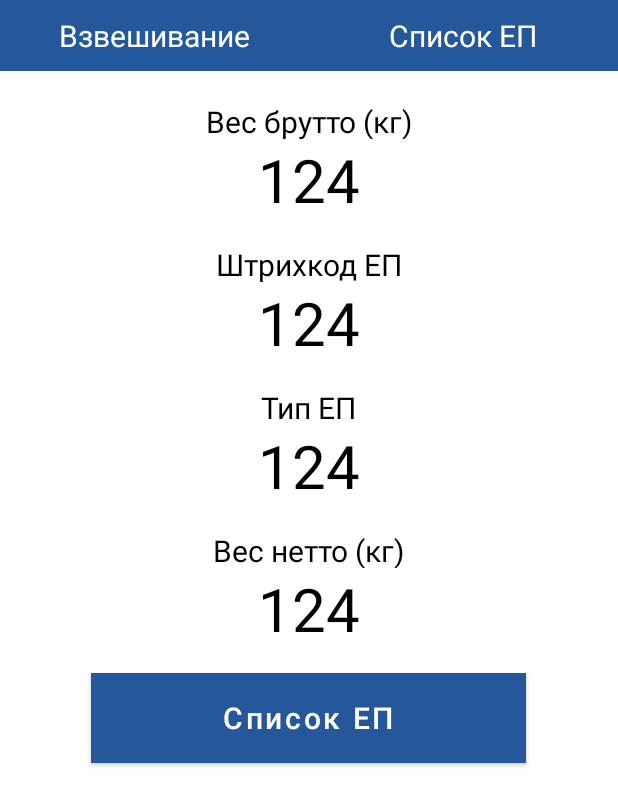
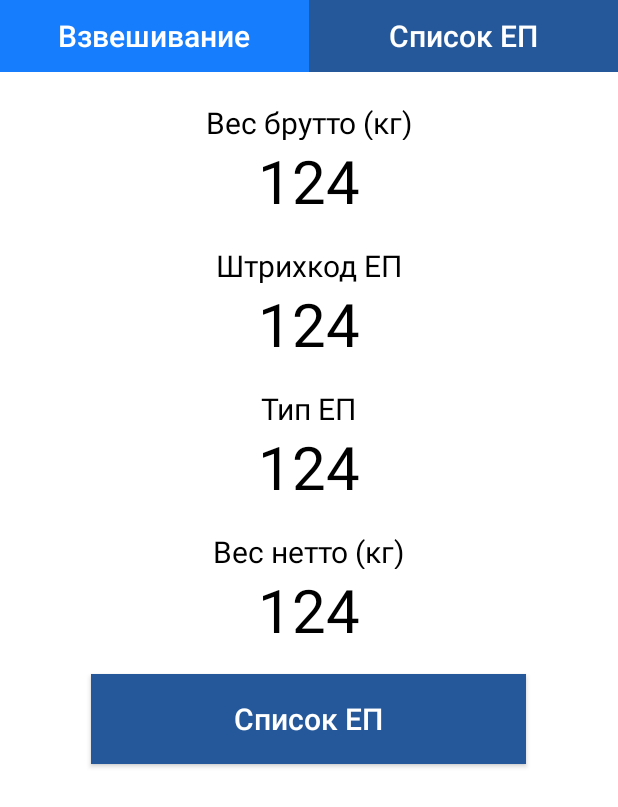
Before and after one commit to iliga-ill/AutomatedWorkStation-AWS-, an Android app: the screen it shows after launch (MainActivity), after a tap on "Взвешивание", on a phone screen of 412 x 824 dp. Shown: the top 807 px of the screen. Run offline under Robolectric (Android 15) with nearby library versions, the phone set to English and light mode, and no system bars.

Commit message:
AWS v0.2

```diff
--- a/app/src/main/AndroidManifest.xml
+++ b/app/src/main/AndroidManifest.xml
@@ -14,7 +14,7 @@
         android:label="@string/app_name"
         android:roundIcon="@mipmap/ic_launcher_round"
         android:supportsRtl="true"
-        android:theme="@style/Theme.AutomatedWorkStationAWS">
+        android:theme="@style/Theme.AppCompat.NoActionBar">
         <activity android:name=".MainActivity">
             <intent-filter>
                 <action android:name="android.intent.action.MAIN" />
--- a/app/src/main/java/com/example/automatedworkstationaws/MainActivity.kt
+++ b/app/src/main/java/com/example/automatedworkstationaws/MainActivity.kt
@@ -31,16 +31,16 @@ class MainActivity : AppCompatActivity() {
 
     @SuppressLint("ResourceAsColor")
     public fun openCodeReader(view: View){
-        findViewById<Button>(R.id.btCodeReader).setBackgroundColor(R.color.bg_color_2);
-        findViewById<Button>(R.id.btLogs).setBackgroundColor(R.color.bg_color_1);
+        findViewById<Button>(R.id.btCodeReader).setBackgroundColor(Color.rgb(22, 125, 253));
+        findViewById<Button>(R.id.btLogs).setBackgroundColor(Color.rgb(37, 88, 154));
         CodeReaderField.isVisible = true;
         LogsField.isVisible = false;
     }
 
     @SuppressLint("ResourceAsColor")
     public fun openLogs(view: View){
-        findViewById<Button>(R.id.btCodeReader).setBackgroundColor(R.color.bg_color_1);
-        findViewById<Button>(R.id.btLogs).setBackgroundColor(R.color.bg_color_2);
+        findViewById<Button>(R.id.btCodeReader).setBackgroundColor(Color.rgb(37, 88, 154));
+        findViewById<Button>(R.id.btLogs).setBackgroundColor(Color.rgb(22, 125, 253));
         CodeReaderField.isVisible = false;
         LogsField.isVisible = true;
     }
--- a/app/src/main/res/layout/activity_main.xml
+++ b/app/src/main/res/layout/activity_main.xml
@@ -4,7 +4,8 @@
     xmlns:tools="http://schemas.android.com/tools"
     android:layout_width="match_parent"
     android:layout_height="match_parent"
-    tools:context=".MainActivity">
+    tools:context=".MainActivity"
+    android:background="@color/white">
 
     <LinearLayout
         android:id="@+id/activity"
@@ -15,14 +16,14 @@
         app:layout_constraintEnd_toEndOf="parent"
         app:layout_constraintStart_toStartOf="parent"
         app:layout_constraintTop_toTopOf="parent"
+        android:background="#25589a"
         >
 
-        <TextView
+        <Button
             android:id="@+id/btCodeReader"
             android:layout_width="0dp"
             android:layout_height="wrap_content"
             android:layout_weight="0.5"
-            android:background="#25589a"
             android:onClick="openCodeReader"
             android:paddingTop="10dp"
             android:paddingBottom="10dp"
@@ -35,12 +36,11 @@
 
             />
 
-        <TextView
+        <Button
             android:id="@+id/btLogs"
             android:layout_width="0dp"
             android:layout_height="wrap_content"
             android:layout_weight="0.5"
-            android:background="#25589a"
             android:paddingTop="10dp"
             android:paddingBottom="10dp"
             android:text="Список ЕП"
@@ -143,7 +143,7 @@
             android:textSize="40sp" />
 
         <Button
-            android:id="@+id/btConfrim"
+            android:id="@+id/btConfirm"
             android:layout_width="290dp"
             android:layout_height="60dp"
             android:layout_marginTop="20dp"
```
